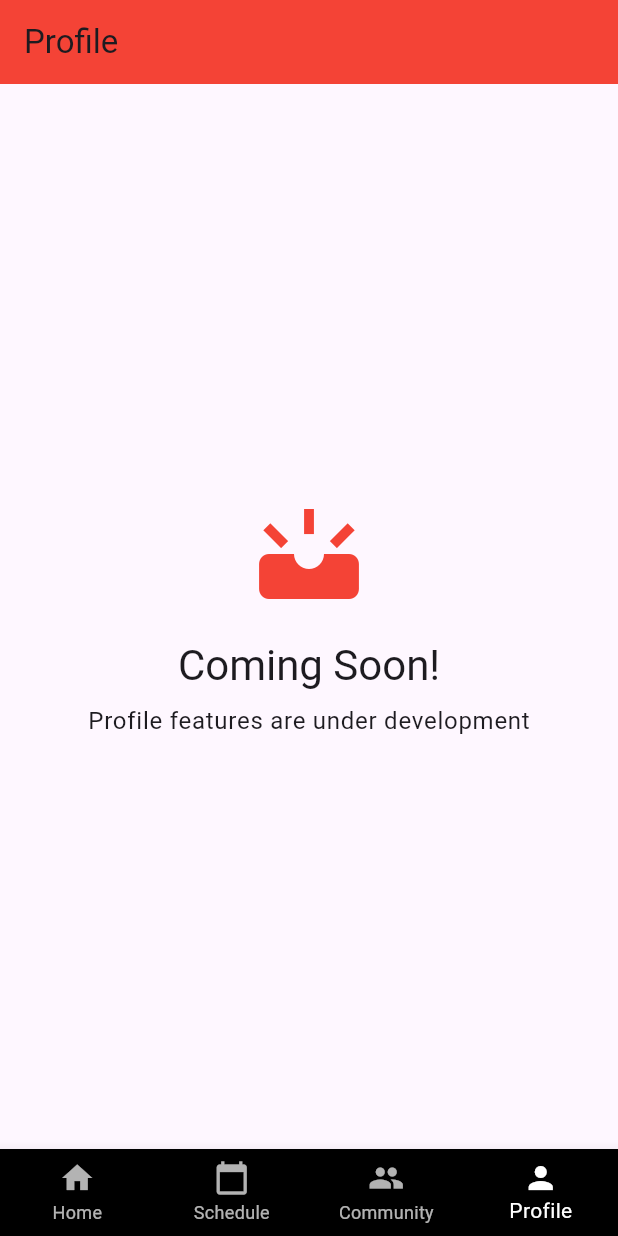
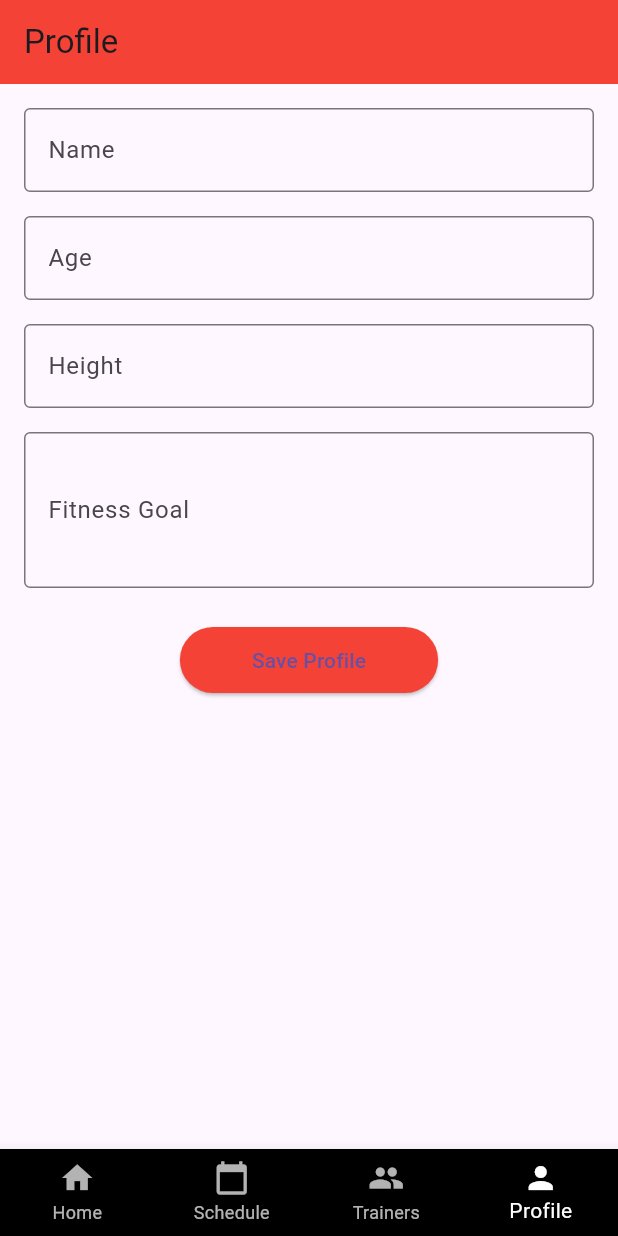
Before and after one commit to gonzaleza61/wmftracker, a Flutter app: the screen it shows once a user with an empty profile is signed in, item 4 of the bottom bar chosen, on a phone screen of 412 x 824 dp. Run offline on Flutter 3.47's test engine with Material 3 defaults, Android fonts, the phone set to English and light mode, and no system bars; our stand-ins replace cloud_functions, firebase_auth, firebase_core, firebase_database, flutter_dotenv, table_calendar; accounts and stored records are empty.

Commit message:
profile trainers

```diff
--- a/weight_tracker/lib/screens/main_screen.dart
+++ b/weight_tracker/lib/screens/main_screen.dart
@@ -1,7 +1,8 @@
 import 'package:flutter/material.dart';
 import 'home_screen.dart';
 import 'schedule_screen.dart';
-import 'coming_soon_screen.dart';
+import 'trainers_screen.dart';
+import 'profile_screen.dart';
 
 class MainScreen extends StatefulWidget {
   const MainScreen({super.key});
@@ -16,8 +17,8 @@ class _MainScreenState extends State<MainScreen> {
   final List<Widget> _screens = [
     HomeScreen(),
     ScheduleScreen(),
-    ComingSoonScreen(featureName: 'Community'),
-    ComingSoonScreen(featureName: 'Profile'),
+    TrainersScreen(),
+    ProfileScreen(),
   ];
 
   void _onItemTapped(int index) {
@@ -45,7 +46,7 @@ class _MainScreenState extends State<MainScreen> {
           ),
           BottomNavigationBarItem(
             icon: Icon(Icons.group),
-            label: 'Community',
+            label: 'Trainers',
           ),
           BottomNavigationBarItem(
             icon: Icon(Icons.person),
--- /dev/null
+++ b/weight_tracker/lib/screens/profile_screen.dart
@@ -0,0 +1,178 @@
+import 'package:flutter/material.dart';
+import 'package:firebase_auth/firebase_auth.dart';
+import 'package:firebase_database/firebase_database.dart';
+
+class ProfileScreen extends StatefulWidget {
+  const ProfileScreen({super.key});
+
+  @override
+  State<ProfileScreen> createState() => _ProfileScreenState();
+}
+
+class _ProfileScreenState extends State<ProfileScreen> {
+  final _formKey = GlobalKey<FormState>();
+  final _database = FirebaseDatabase.instance.ref();
+  final _auth = FirebaseAuth.instance;
+
+  late TextEditingController _nameController;
+  late TextEditingController _ageController;
+  late TextEditingController _heightController;
+  late TextEditingController _goalController;
+
+  bool _isLoading = true;
+
+  @override
+  void initState() {
+    super.initState();
+    _nameController = TextEditingController();
+    _ageController = TextEditingController();
+    _heightController = TextEditingController();
+    _goalController = TextEditingController();
+    _loadUserData();
+  }
+
+  Future<void> _loadUserData() async {
+    final userId = _auth.currentUser?.uid;
+    if (userId == null) return;
+
+    try {
+      final snapshot = await _database.child('users/$userId/profile').get();
+      if (snapshot.exists) {
+        final data = snapshot.value as Map<dynamic, dynamic>;
+        setState(() {
+          _nameController.text = data['name'] ?? '';
+          _ageController.text = data['age']?.toString() ?? '';
+          _heightController.text = data['height'] ?? '';
+          _goalController.text = data['goal'] ?? '';
+          _isLoading = false;
+        });
+      } else {
+        setState(() => _isLoading = false);
+      }
+    } catch (e) {
+      ScaffoldMessenger.of(context).showSnackBar(
+        SnackBar(content: Text('Error loading profile: $e')),
+      );
+      setState(() => _isLoading = false);
+    }
+  }
+
+  Future<void> _saveProfile() async {
+    if (!_formKey.currentState!.validate()) return;
+
+    final userId = _auth.currentUser?.uid;
+    if (userId == null) return;
+
+    setState(() => _isLoading = true);
+
+    try {
+      await _database.child('users/$userId/profile').set({
+        'name': _nameController.text,
+        'age': int.tryParse(_ageController.text) ?? 0,
+        'height': _heightController.text,
+        'goal': _goalController.text,
+        'lastUpdated': ServerValue.timestamp,
+      });
+
+      ScaffoldMessenger.of(context).showSnackBar(
+        SnackBar(content: Text('Profile updated successfully')),
+      );
+    } catch (e) {
+      ScaffoldMessenger.of(context).showSnackBar(
+        SnackBar(content: Text('Error updating profile: $e')),
+      );
+    } finally {
+      setState(() => _isLoading = false);
+    }
+  }
+
+  @override
+  Widget build(BuildContext context) {
+    if (_isLoading) {
+      return Scaffold(
+        appBar: AppBar(
+          title: Text('Profile'),
+          backgroundColor: Colors.red,
+        ),
+        body: Center(child: CircularProgressIndicator()),
+      );
+    }
+
+    return Scaffold(
+      appBar: AppBar(
+        title: Text('Profile'),
+        backgroundColor: Colors.red,
+      ),
+      body: SingleChildScrollView(
+        padding: EdgeInsets.all(16),
+        child: Form(
+          key: _formKey,
+          child: Column(
+            children: [
+              TextFormField(
+                controller: _nameController,
+                decoration: InputDecoration(
+                  labelText: 'Name',
+                  border: OutlineInputBorder(),
+                ),
+                validator: (value) =>
+                    value?.isEmpty ?? true ? 'Please enter your name' : null,
+              ),
+              SizedBox(height: 16),
+              TextFormField(
+                controller: _ageController,
+                decoration: InputDecoration(
+                  labelText: 'Age',
+                  border: OutlineInputBorder(),
+                ),
+                keyboardType: TextInputType.number,
+                validator: (value) =>
+                    value?.isEmpty ?? true ? 'Please enter your age' : null,
+              ),
+              SizedBox(height: 16),
+              TextFormField(
+                controller: _heightController,
+                decoration: InputDecoration(
+                  labelText: 'Height',
+                  border: OutlineInputBorder(),
+                ),
+                validator: (value) =>
+                    value?.isEmpty ?? true ? 'Please enter your height' : null,
+              ),
+              SizedBox(height: 16),
+              TextFormField(
+                controller: _goalController,
+                decoration: InputDecoration(
+                  labelText: 'Fitness Goal',
+                  border: OutlineInputBorder(),
+                ),
+                maxLines: 3,
+                validator: (value) => value?.isEmpty ?? true
+                    ? 'Please enter your fitness goal'
+                    : null,
+              ),
+              SizedBox(height: 24),
+              ElevatedButton(
+                onPressed: _saveProfile,
+                style: ElevatedButton.styleFrom(
+                  backgroundColor: Colors.red,
+                  padding: EdgeInsets.symmetric(horizontal: 48, vertical: 12),
+                ),
+                child: Text('Save Profile'),
+              ),
+            ],
+          ),
+        ),
+      ),
+    );
+  }
+
+  @override
+  void dispose() {
+    _nameController.dispose();
+    _ageController.dispose();
+    _heightController.dispose();
+    _goalController.dispose();
+    super.dispose();
+  }
+}
```
Also changed, not shown: weight_tracker/lib/screens/trainers_screen.dart (added, +74 -0 lines).
